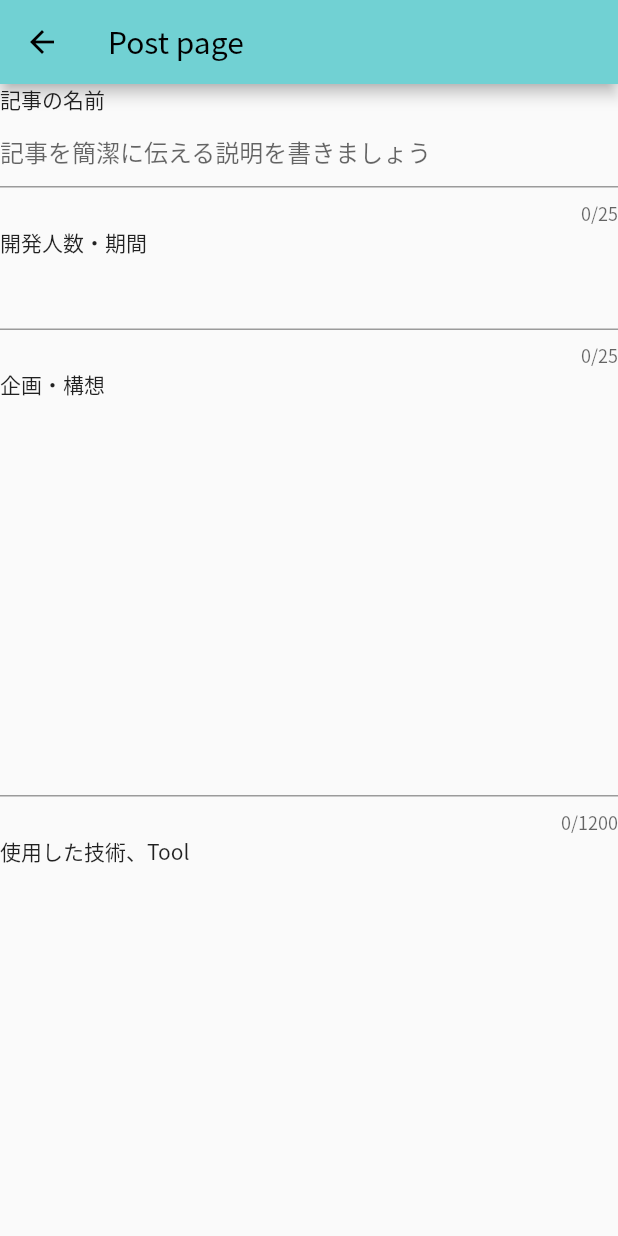
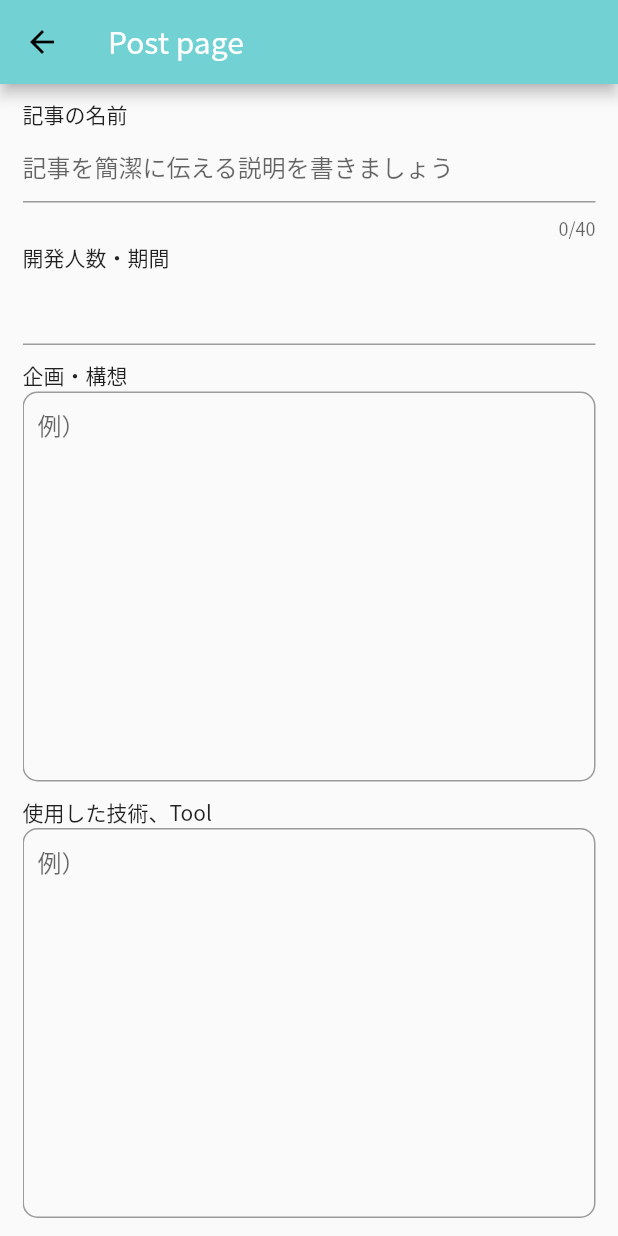
Before and after one commit to Hiroki1112/hackathon_supporterz, a Flutter app: the PostScreen screen opened by its route, on a phone screen of 412 x 824 dp. Run offline on Flutter 3.47's test engine with Material 2 defaults, Android fonts, the phone set to English and light mode, and no system bars; our stand-ins replace cloud_firestore, firebase_auth, firebase_core, flutter_signin_button, google_sign_in, hexcolor and 1 more; missing offline and left inert: markdown; accounts and stored records are empty; network calls fail.

Commit message:
バリデーション付きモデルの作成

```diff
--- a/lib/main.dart
+++ b/lib/main.dart
@@ -9,7 +9,6 @@ import 'package:hackathon_supporterz/util/config.dart';
 import 'package:hackathon_supporterz/screens/home/home_screen.dart';
 import 'package:hexcolor/hexcolor.dart';
 import 'package:provider/provider.dart';
-import 'screens/my_page/mypage_screen.dart';
 import 'package:url_strategy/url_strategy.dart';
 
 void main() async {
--- a/lib/models/post.dart
+++ b/lib/models/post.dart
@@ -1,20 +1,135 @@
+import 'package:hackathon_supporterz/util/constants.dart';
+import 'package:uuid/uuid.dart';
+import 'package:cloud_firestore/cloud_firestore.dart';
+
+/// 投稿するデータ用モデル。
 class Post {
-  String title, plan;
-  String tech, apeal;
+  String _title = '';
+  String _planText = '';
+  String _techText = '';
+  String _apealText = '';
 
-  Post({
-    this.title = '',
-    this.apeal = '',
-    this.plan = '',
-    this.tech = '',
-  });
+  List<String> _techTag = [];
+  String _headerImageURL = '';
+  // postIdはコメントなどを取得する際に使用
+  String _postId = const Uuid().v1();
+  DateTime _timeCreated = DateTime.now();
+  DateTime _timeUpdated = DateTime.now();
+  int _goods = 0;
 
-  Map<String, dynamic> toJson() {
+  // == getterの定義 ================
+
+  /// 投稿のタイトルを格納する変数。最大長は40文字。
+  String get title => _title;
+
+  /// 企画・構想の文章を格納する変数。最大長は5万文字
+  String get planText => _planText;
+
+  /// 使用した技術についての文章を保存する変数。最大長は5万文字
+  String get techText => _techText;
+
+  /// プロダクトのアピールポイントを保存する変数。最大長は5万文字
+  String get apealText => _apealText;
+
+  List<String> get techTag => _techTag;
+
+  // titleを2-gram分割した変数。
+  Map<String, bool> get title2gram => get2gram(title);
+
+  // == setterの定義 ================
+
+  /// 文字数が40文字以内である時のみ値をセットする。
+  set setTitle(String val) {
+    if (val.length < 40) {
+      _title = val;
+    }
+  }
+
+  set setPlanText(String val) {
+    if (val.length < 50000) {
+      _planText = val;
+    }
+  }
+
+  set setTechText(String val) {
+    if (val.length < 50000) {
+      _techText = val;
+    }
+  }
+
+  set setApealText(String val) {
+    if (val.length < 50000) {
+      _apealText = val;
+    }
+  }
+
+  ///  タグは5つまで
+  set setTechTag(List<String> tags) {
+    // constants内に定義したもののみ追加する
+    if (tags.length > 5) {
+      tags = tags.sublist(0, 5);
+    }
+    List<String> result = [];
+    for (var element in tags) {
+      if (allTechTag.contains(element)) {
+        result.add(element);
+      }
+    }
+    _techTag = result;
+  }
+
+  set setHeaderImageURL(String url) {
+    //　TODO: 正規表現をでURLの形式を確認する
+  }
+
+  //== method ================
+
+  /// 渡された文章を2-gramに分解し、辞書形式に変換する関数。
+  /// Firebaseの全文検索で使用。大文字は小文字に変換しておく。
+  Map<String, bool> get2gram(String title) {
+    String lowerTitle = title.toLowerCase();
+    if (lowerTitle.length < 3) {
+      return {lowerTitle: true};
+    }
+    Map<String, bool> _result = {};
+    for (var i = 0; i < lowerTitle.length - 1; i++) {
+      _result[lowerTitle[i] + lowerTitle[i + 1]] = true;
+    }
+    return _result;
+  }
+
+  /// Firebaseから受け取った情報を受け取る
+  void fromJson(Map<String, Object> json) {
+    setTitle = json['title'] as String;
+    setPlanText = json['planText'] as String;
+    setTechText = json['techText'] as String;
+    setApealText = json['apealText'] as String;
+
+    setTechTag = (json['techTag'] as List<String>);
+    setHeaderImageURL = json['headerImageURL'] as String;
+    _postId = json['postId'] as String;
+
+    // FirebaseからはTimeStamp型で返されるのでキャストする
+    _timeCreated = (json['timeCreated'] as Timestamp).toDate();
+    _timeUpdated = (json['timeUpdated'] as Timestamp).toDate();
+
+    _goods = (json['goods'] as int);
+  }
+
+  /// モデルの持つ情報をjson変換する関数
+  Map<String, dynamic> toJson(String userId) {
     return {
-      'title': title,
-      'apeal': apeal,
-      'plan': plan,
-      'tech': tech,
+      'title': _title,
+      'title2gram': title2gram,
+      'apealText': _apealText,
+      'planText': _planText,
+      'techText': _techText,
+      'techTag': _techTag,
+      'headerImageURL': _headerImageURL,
+      'postId': _postId,
+      'timeCreated': _timeCreated,
+      'userId': userId,
+      'goods': _goods,
     };
   }
 }
--- a/lib/screens/post_screen/post_screen.dart
+++ b/lib/screens/post_screen/post_screen.dart
@@ -12,67 +12,91 @@ class PostScreen extends StatefulWidget {
 }
 
 class _PostScreenState extends State<PostScreen> {
-  Post _post = Post();
+  GlobalKey<FormState> _formKey = GlobalKey<FormState>();
+  final Post _post = Post();
 
   @override
   Widget build(BuildContext context) {
-    print(_post.toJson());
     return Scaffold(
       appBar: AppBar(
         // モバイルの場合は表示(true)にする
         automaticallyImplyLeading: !kIsWeb,
-        title: Text("Post page"),
+        title: const Text(
+          'Post page',
+          style: TextStyle(color: Colors.white),
         ),
-      body: ListView(
+      ),
+      body: Form(
+        key: _formKey,
+        child: Padding(
+          padding: const EdgeInsets.symmetric(vertical: 10, horizontal: 15),
+          child: ListView(
             children: [
-          Text('記事の名前'),
+              const Text('記事の名前'),
               TextFormField(
                 maxLines: 1,
-            maxLength: 25,
-            decoration: InputDecoration(
-              hintText: "記事を簡潔に伝える説明を書きましょう",
+                maxLength: 40,
+                decoration: const InputDecoration(
+                  hintText: '記事を簡潔に伝える説明を書きましょう',
                 ),
                 onChanged: (val) {
                   setState(() {
-                _post.title = val;
+                    _post.setTitle = val;
                   });
                 },
               ),
-          Text('開発人数・期間'),
+              const Text('開発人数・期間'),
               TextFormField(
                 maxLines: 1,
-            maxLength: 25,
                 onChanged: (val) {
                   setState(() {});
                 },
               ),
-          Text('企画・構想'),
+              const SizedBox(height: 10),
+              const Text('企画・構想'),
               TextFormField(
                 maxLines: 10,
-            maxLength: 1200,
+                decoration: InputDecoration(
+                  hintText: '例）',
+                  contentPadding: EdgeInsets.all(10),
+                  border: OutlineInputBorder(
+                      borderRadius: BorderRadius.circular(10.0)),
+                ),
                 onChanged: (val) {
                   setState(() {
-                _post.plan = val;
+                    _post.setPlanText = val;
                   });
                 },
               ),
-          Text('使用した技術、Tool'),
+              const SizedBox(height: 10),
+              const Text('使用した技術、Tool'),
               TextFormField(
                 maxLines: 10,
-            maxLength: 1200,
+                decoration: InputDecoration(
+                  hintText: '例）',
+                  contentPadding: EdgeInsets.all(10),
+                  border: OutlineInputBorder(
+                      borderRadius: BorderRadius.circular(10.0)),
+                ),
                 onChanged: (val) {
                   setState(() {
-                _post.tech = val;
+                    _post.setTechText = val;
                   });
                 },
               ),
-          Text('アピールポイント'),
+              const SizedBox(height: 10),
+              const Text('アピールポイント'),
               TextFormField(
                 maxLines: 10,
-            maxLength: 1200,
+                decoration: InputDecoration(
+                  hintText: '例）',
+                  contentPadding: EdgeInsets.all(10),
+                  border: OutlineInputBorder(
+                      borderRadius: BorderRadius.circular(10.0)),
+                ),
                 onChanged: (val) {
                   setState(() {
-                _post.apeal = val;
+                    _post.setApealText = val;
                   });
                 },
               ),
@@ -83,11 +107,27 @@ class _PostScreenState extends State<PostScreen> {
                     onPressed: () {
                       Navigator.pop(context);
                     },
-                child: Text("投稿する"),
+                    child: const Text(
+                      'プレビュー',
+                      style: TextStyle(color: Colors.white),
+                    ),
+                  ),
+                  const SizedBox(width: 20),
+                  ElevatedButton(
+                    onPressed: () {
+                      Navigator.pop(context);
+                    },
+                    child: const Text(
+                      '投稿する',
+                      style: TextStyle(color: Colors.white),
+                    ),
                   ),
                 ],
-          )
+              ),
+              const SizedBox(height: 20)
             ],
+          ),
+        ),
       ),
     );
   }
--- a/lib/util/constants.dart
+++ b/lib/util/constants.dart
@@ -4,3 +4,26 @@ Map<String, String> emoji = {
   'Web': '🖥',
   'both': '📱&🖥',
 };
+
+/// 投稿で使用するタグをまとめた配列
+List<String> allTechTag = [
+  'Android',
+  'AWS',
+  'Dart',
+  'Flutter',
+  'Ruby',
+  'Rails',
+  'CSS',
+  'HTML',
+  'Git',
+  'Docker',
+  'Java',
+  'JavaScript',
+  'Firebase',
+  'Supabase',
+  'PHP',
+  'iOS',
+  'Laravel',
+  'Go',
+  'Python',
+];
--- a/lib/widgets/appbar/my_appbar.dart
+++ b/lib/widgets/appbar/my_appbar.dart
@@ -1,6 +1,7 @@
 import 'package:flutter/material.dart';
 import 'package:flutter/foundation.dart' show kIsWeb;
 import 'package:hackathon_supporterz/provider/auth_provider.dart';
+import 'package:hackathon_supporterz/screens/post_screen/post_screen.dart';
 import 'package:hackathon_supporterz/widgets/dialog/dialog.dart';
 import 'package:hackathon_supporterz/widgets/dialog/sign_in.dart';
 import 'package:provider/provider.dart';
@@ -66,6 +67,9 @@ AppBar myAppBar(BuildContext context) {
                       context.read<AuthenticationProvider>().signOut();
                     }
                   }
+                  if (val == '記事の投稿') {
+                    Navigator.of(context).pushNamed(PostScreen.routeName);
+                  }
                 },
                 itemBuilder: (BuildContext context) {
                   return ['プロフィール', '記事の投稿', 'サインアウト'].map((String s) {
--- a/pubspec.yaml
+++ b/pubspec.yaml
@@ -39,9 +39,11 @@ dependencies:
 
   firebase_auth: ^3.1.2
   firebase_core: ^1.7.0
+  cloud_firestore: ^2.5.3
   provider: ^6.0.1
   google_sign_in: ^5.1.1
   flutter_signin_button: ^2.0.0
+  uuid: ^3.0.5
 
   # google_fonts:
   #   git:
```
Also changed, not shown: pubspec.lock, 2 other files. Lines whose indentation alone changed are shown as unchanged.
